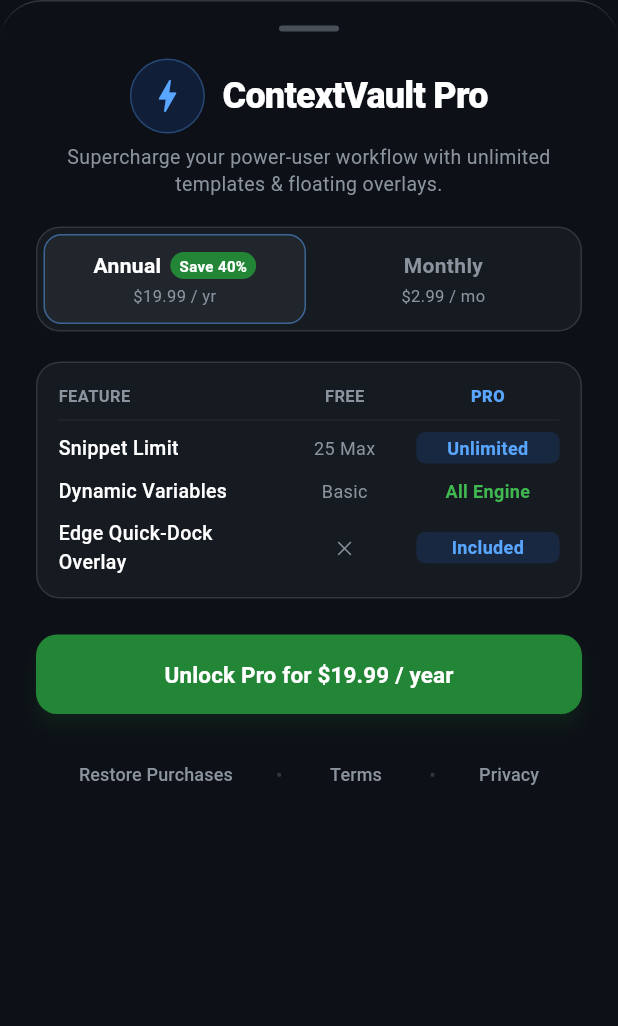
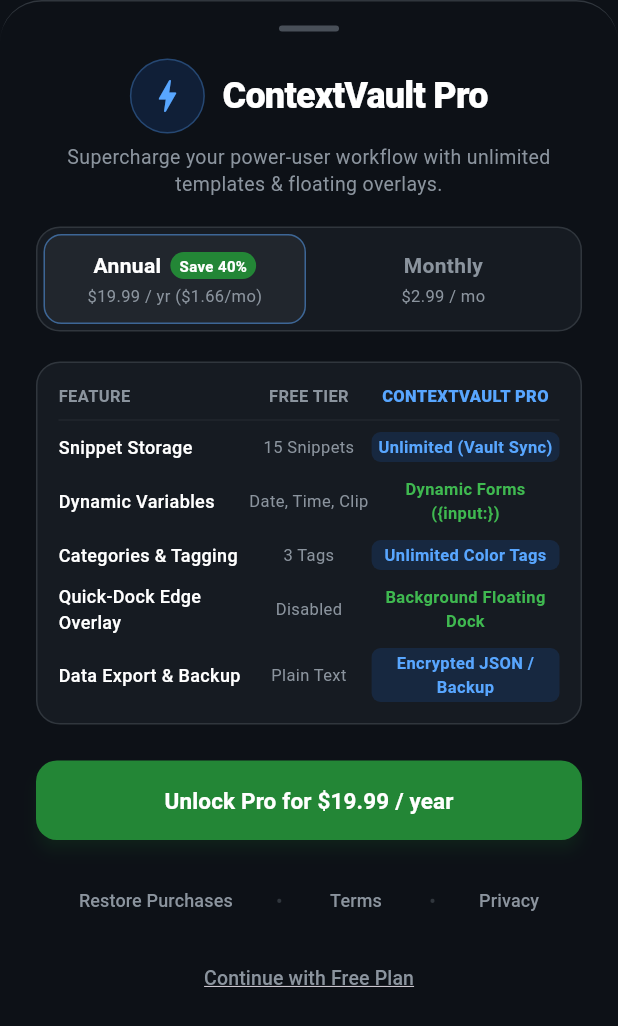
Before and after one commit to Abhimanyu-Vaishnav/ContextVault, a Flutter app: the PaywallSheet widget shown alone on an empty page, opened directly, on a phone screen of 412 x 824 dp. Shown: the top 1026 px of the screen. Run offline on Flutter 3.47's test engine with Material 3 defaults, Android fonts, the phone set to English and light mode, and no system bars; our stand-ins replace sqflite; missing offline and left inert: purchases_flutter; accounts and stored records are empty.

Commit message:
Fix copy blocker bug, update PaywallSheet matrix & prices, and refactor Free starter templates

```diff
--- a/lib/views/paywall/paywall_sheet.dart
+++ b/lib/views/paywall/paywall_sheet.dart
@@ -282,7 +282,7 @@ class _PaywallSheetState extends State<PaywallSheet> {
                     Text(
                       _packages.isNotEmpty && _currentPackage != null
                           ? '${_currentPackage!.storeProduct.priceString} / yr'
-                          : '\$19.99 / yr',
+                          : '\$19.99 / yr (\$1.66/mo)',
                       style: const TextStyle(
                         fontSize: 11,
                         color: Color(0xFF8B949E),
@@ -372,7 +372,7 @@ class _PaywallSheetState extends State<PaywallSheet> {
               Expanded(
                 flex: 2,
                 child: Text(
-                  'FREE',
+                  'FREE TIER',
                   textAlign: TextAlign.center,
                   style: TextStyle(
                     color: Color(0xFF8B949E),
@@ -382,9 +382,9 @@ class _PaywallSheetState extends State<PaywallSheet> {
                 ),
               ),
               Expanded(
-                flex: 2,
+                flex: 3,
                 child: Text(
-                  'PRO',
+                  'CONTEXTVAULT PRO',
                   textAlign: TextAlign.center,
                   style: TextStyle(
                     color: Color(0xFF58A6FF),
@@ -399,23 +399,37 @@ class _PaywallSheetState extends State<PaywallSheet> {
 
           // Feature Rows
           _buildMatrixRow(
-            'Snippet Limit',
-            '25 Max',
-            'Unlimited',
+            'Snippet Storage',
+            '15 Snippets',
+            'Unlimited (Vault Sync)',
             isHighlight: true,
           ),
           const SizedBox(height: 8),
           _buildMatrixRow(
             'Dynamic Variables',
-            'Basic',
-            'All Engine',
+            'Date, Time, Clip',
+            'Dynamic Forms ({input:})',
             isHighlight: false,
           ),
           const SizedBox(height: 8),
           _buildMatrixRow(
-            'Edge Quick-Dock Overlay',
-            '✕',
-            'Included',
+            'Categories & Tagging',
+            '3 Tags',
+            'Unlimited Color Tags',
+            isHighlight: true,
+          ),
+          const SizedBox(height: 8),
+          _buildMatrixRow(
+            'Quick-Dock Edge Overlay',
+            'Disabled',
+            'Background Floating Dock',
+            isHighlight: false,
+          ),
+          const SizedBox(height: 8),
+          _buildMatrixRow(
+            'Data Export & Backup',
+            'Plain Text',
+            'Encrypted JSON / Backup',
             isHighlight: true,
           ),
         ],
@@ -437,7 +451,7 @@ class _PaywallSheetState extends State<PaywallSheet> {
             feature,
             style: const TextStyle(
               color: Colors.white,
-              fontSize: 13,
+              fontSize: 12,
               fontWeight: FontWeight.w500,
             ),
           ),
@@ -447,11 +461,11 @@ class _PaywallSheetState extends State<PaywallSheet> {
           child: Text(
             freeVal,
             textAlign: TextAlign.center,
-            style: const TextStyle(color: Color(0xFF8B949E), fontSize: 12),
+            style: const TextStyle(color: Color(0xFF8B949E), fontSize: 11),
           ),
         ),
         Expanded(
-          flex: 2,
+          flex: 3,
           child: Container(
             padding: const EdgeInsets.symmetric(vertical: 2, horizontal: 4),
             decoration: isHighlight
@@ -467,7 +481,7 @@ class _PaywallSheetState extends State<PaywallSheet> {
                 color: isHighlight
                     ? const Color(0xFF58A6FF)
                     : const Color(0xFF3FB950),
-                fontSize: 12,
+                fontSize: 11,
                 fontWeight: FontWeight.bold,
               ),
             ),
@@ -480,7 +494,7 @@ class _PaywallSheetState extends State<PaywallSheet> {
   Widget _buildPurchaseButton() {
     final pkg = _currentPackage;
     final priceLabel = pkg != null
-        ? '${pkg.storeProduct.priceString} (${_selectedPlan == BillingPlan.annual ? 'Annual' : 'Monthly'})'
+        ? '${pkg.storeProduct.priceString} / ${_selectedPlan == BillingPlan.annual ? 'year' : 'month'}'
         : _selectedPlan == BillingPlan.annual
         ? '\$19.99 / year'
         : '\$2.99 / month';
@@ -503,7 +517,9 @@ class _PaywallSheetState extends State<PaywallSheet> {
   }
 
   Widget _buildFooterLegal() {
-    return Row(
+    return Column(
+      children: [
+        Row(
           mainAxisAlignment: MainAxisAlignment.spaceEvenly,
           children: [
             TextButton(
@@ -530,6 +546,20 @@ class _PaywallSheetState extends State<PaywallSheet> {
               ),
             ),
           ],
+        ),
+        const SizedBox(height: 4),
+        TextButton(
+          onPressed: () => Navigator.pop(context, false),
+          child: const Text(
+            'Continue with Free Plan',
+            style: TextStyle(
+              color: Color(0xFF8B949E),
+              fontSize: 13,
+              decoration: TextDecoration.underline,
+            ),
+          ),
+        ),
+      ],
     );
   }
 }
```
Also changed, not shown: lib/main.dart (+0 -11 lines), lib/services/backup_service.dart (+20 -19 lines). Lines whose indentation alone changed are shown as unchanged.
